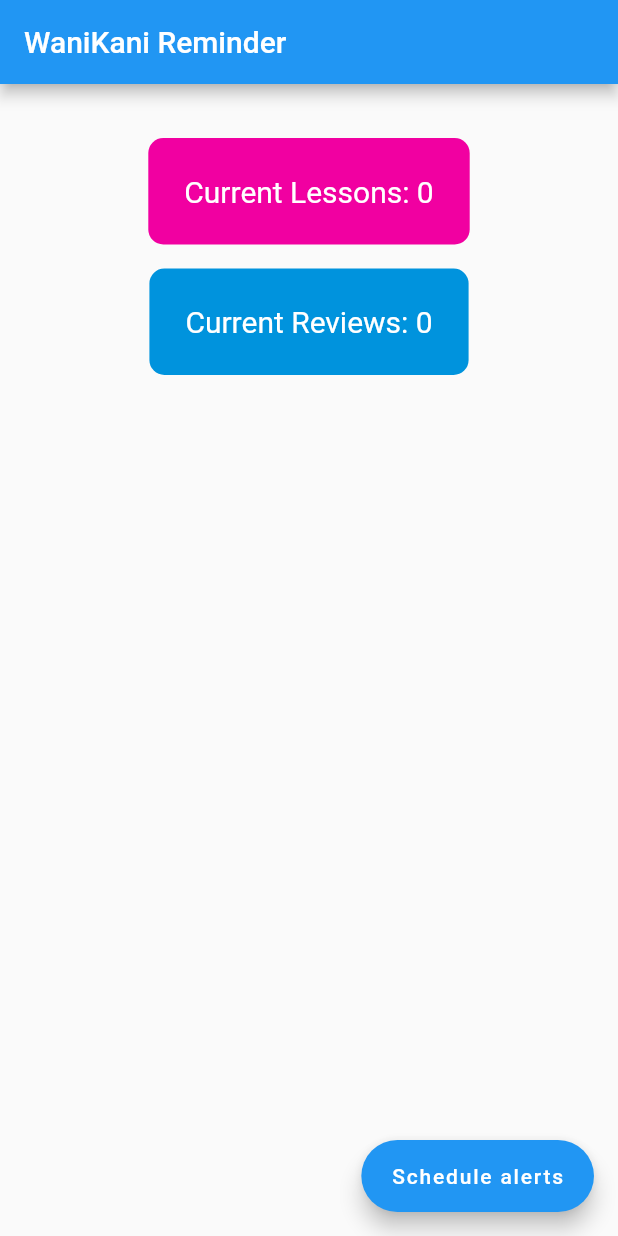
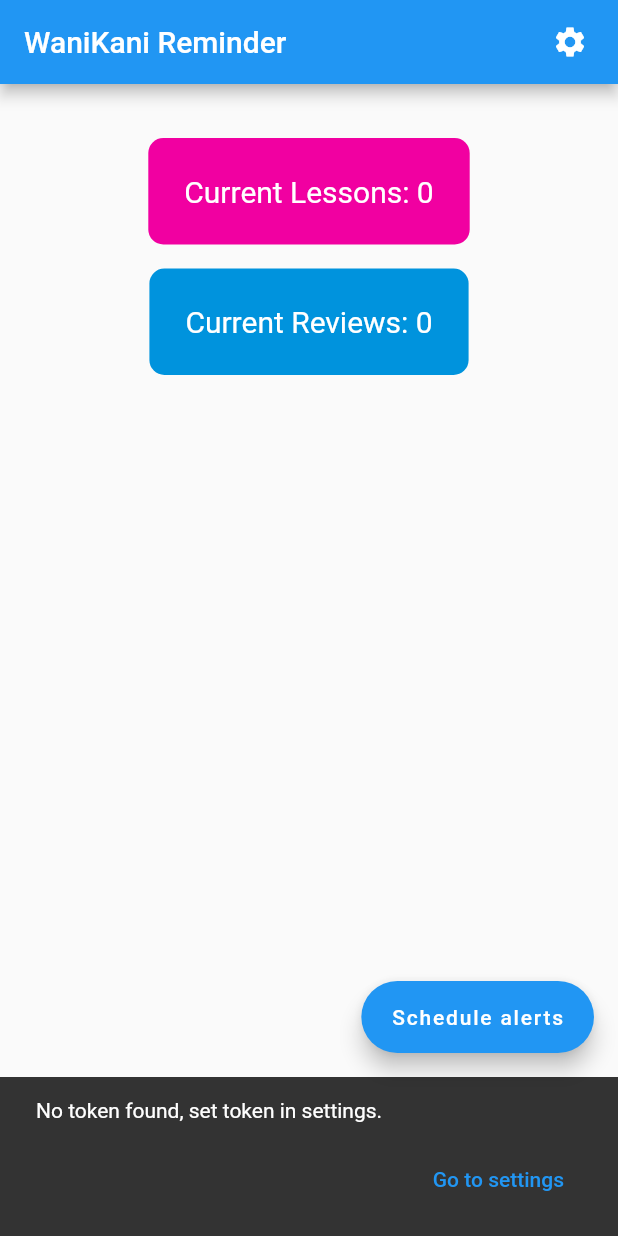
Before and after one commit to charafau/wani_reminder, a Flutter app: the screen it shows after launch, on a phone screen of 412 x 824 dp. Run offline on Flutter 3.47's test engine with Material 2 defaults, Android fonts, the phone set to English and light mode, and no system bars; our stand-ins replace dio, flutter_local_notifications, flutter_secure_storage.

Commit message:
Added storing token in secure storage

```diff
--- a/lib/core/header_provider.dart
+++ b/lib/core/header_provider.dart
@@ -1,5 +1,12 @@
-import 'package:wani_reminder/constants.dart';
+import 'package:wani_reminder/core/preferences_manager.dart';
 
 class HeaderProvider {
-  Map<String, dynamic> get headers => {'Authorization': 'Bearer $apiKey'};
+  final PreferencesManager preferencesManager;
+
+  HeaderProvider(this.preferencesManager);
+
+  Future<Map<String, dynamic>?> get headers async {
+    final token = await preferencesManager.loadToken();
+    return {'Authorization': 'Bearer $token'};
+  }
 }
--- /dev/null
+++ b/lib/core/preferences_manager.dart
@@ -0,0 +1,22 @@
+import 'package:flutter_secure_storage/flutter_secure_storage.dart';
+
+const _keyToken = 'key-token';
+
+class PreferencesManager {
+  final FlutterSecureStorage flutterSecureStorage;
+
+  PreferencesManager(this.flutterSecureStorage);
+
+  Future<void> saveToken(String token) async {
+    await flutterSecureStorage.write(key: _keyToken, value: token);
+  }
+
+  Future<String?> loadToken() async =>
+      await flutterSecureStorage.read(key: _keyToken);
+
+  Future<bool> hasToken() async {
+    final token = await loadToken();
+
+    return token != null && token.isNotEmpty;
+  }
+}
--- a/lib/main.dart
+++ b/lib/main.dart
@@ -1,156 +1,35 @@
-import 'package:dio/dio.dart';
 import 'package:flutter/material.dart';
-import 'package:flutter_local_notifications/flutter_local_notifications.dart';
-import 'package:wani_reminder/core/header_provider.dart';
-import 'package:wani_reminder/core/rest_client.dart';
+import 'package:flutter_secure_storage/flutter_secure_storage.dart';
+import 'package:wani_reminder/core/preferences_manager.dart';
+import 'package:wani_reminder/pages/home_page.dart';
 
-void main() {
-  runApp(const MyApp());
+Future<void> main() async {
+  WidgetsFlutterBinding.ensureInitialized();
+
+  final PreferencesManager preferencesManager =
+      PreferencesManager(const FlutterSecureStorage());
+
+  runApp(MyApp(preferencesManager: preferencesManager));
 }
 
 const colorPink = Color(0xfff100a1);
 const colorBlue = Color(0xff0093dd);
 
 class MyApp extends StatelessWidget {
-  const MyApp({Key? key}) : super(key: key);
+  const MyApp({Key? key, required this.preferencesManager}) : super(key: key);
+
+  final PreferencesManager preferencesManager;
 
   @override
   Widget build(BuildContext context) {
     return MaterialApp(
-      title: 'Flutter Demo',
+      title: 'WaniKani Reminder',
       theme: ThemeData(
         primarySwatch: Colors.blue,
       ),
-      home: const MyHomePage(),
+      home: HomePage(
+        preferencesManager: preferencesManager,
+      ),
     );
   }
 }
-
-class MyHomePage extends StatefulWidget {
-  const MyHomePage({Key? key}) : super(key: key);
-
-  @override
-  State<MyHomePage> createState() => _MyHomePageState();
-}
-
-class _MyHomePageState extends State<MyHomePage> {
-  FlutterLocalNotificationsPlugin flutterLocalNotificationsPlugin =
-      FlutterLocalNotificationsPlugin();
-
-  int currentReviewCount = 0;
-  int currentLessonCount = 0;
-
-  @override
-  void initState() {
-    super.initState();
-    _fetchSummary();
-    _initNotificationPlugin();
-  }
-
-  void _showNotification(int? reviewCount, int? lessonCount) async {
-    const AndroidNotificationDetails androidPlatformChannelSpecifics =
-        AndroidNotificationDetails(
-            'your channel id', 'your channel name', 'your channel description',
-            importance: Importance.max,
-            priority: Priority.high,
-            showWhen: false);
-    const NotificationDetails platformChannelSpecifics =
-        NotificationDetails(android: androidPlatformChannelSpecifics);
-    await flutterLocalNotificationsPlugin.show(
-      0,
-      'WaniKani Reviews',
-      'Current Lessons: ${lessonCount ?? 0}, Reviews: ${reviewCount ?? 0}',
-      platformChannelSpecifics,
-    );
-  }
-
-  void _initNotificationPlugin() async {
-    const AndroidInitializationSettings initializationSettingsAndroid =
-        AndroidInitializationSettings('wk');
-
-    const InitializationSettings initializationSettings =
-        InitializationSettings(android: initializationSettingsAndroid);
-
-    await flutterLocalNotificationsPlugin.initialize(
-      initializationSettings,
-      onSelectNotification: (payload) async {},
-    );
-  }
-
-  Future<void> _fetchSummary() async {
-    final rc = RestClient(HeaderProvider(), Dio());
-
-    final summary = await rc.summary();
-    // print('summary $summary');
-    // final user = await rc.user();
-    // print('summary $user');
-
-    currentLessonCount = summary?.lessonsCount() ?? 0;
-    currentReviewCount = summary?.reviewCount() ?? 0;
-
-    print('got reviews $currentReviewCount and lessons $currentLessonCount');
-    setState(() {});
-
-    // _showNotification(summary?.reviewCount(), summary?.lessonsCount());
-  }
-
-  @override
-  Widget build(BuildContext context) {
-    return Scaffold(
-      appBar: AppBar(
-        title: const Text('WaniKani Reminder'),
-      ),
-      body: SizedBox(
-        width: double.infinity,
-        child: Column(
-          mainAxisAlignment: MainAxisAlignment.start,
-          crossAxisAlignment: CrossAxisAlignment.center,
-          children: <Widget>[
-            const SizedBox(height: 36),
-            Container(
-              decoration: BoxDecoration(
-                color: colorPink,
-                borderRadius: BorderRadius.circular(10),
-              ),
-              child: Padding(
-                padding: const EdgeInsets.all(24),
-                child: Text(
-                  'Current Lessons: $currentLessonCount',
-                  style: const TextStyle(
-                    fontSize: 20,
-                    color: Colors.white,
-                  ),
-                ),
-              ),
-            ),
-            const SizedBox(height: 16),
-            Container(
-              decoration: BoxDecoration(
-                color: colorBlue,
-                borderRadius: BorderRadius.circular(10),
-              ),
-              child: Padding(
-                padding: const EdgeInsets.all(24),
-                child: Text(
-                  'Current Reviews: $currentReviewCount',
-                  style: const TextStyle(
-                    fontSize: 20,
-                    color: Colors.white,
-                  ),
-                ),
-              ),
-            ),
-          ],
-        ),
-      ),
-      floatingActionButton: FloatingActionButton.extended(
-        onPressed: () async {
-          await _fetchSummary();
-          _showNotification(currentReviewCount, currentLessonCount);
-        },
-        tooltip: 'Increment',
-        label: const Text('Schedule alerts'),
-      ), // This trailing comma makes auto-formatting nicer for build methods.
-    );
-  }
-}
--- /dev/null
+++ b/lib/pages/home_page.dart
@@ -0,0 +1,166 @@
+import 'package:dio/dio.dart';
+import 'package:flutter/material.dart';
+import 'package:flutter_local_notifications/flutter_local_notifications.dart';
+import 'package:wani_reminder/core/header_provider.dart';
+import 'package:wani_reminder/core/preferences_manager.dart';
+import 'package:wani_reminder/core/rest_client.dart';
+import 'package:wani_reminder/main.dart';
+import 'package:wani_reminder/pages/settings_page.dart';
+
+class HomePage extends StatefulWidget {
+  const HomePage({Key? key, required this.preferencesManager})
+      : super(key: key);
+
+  final PreferencesManager preferencesManager;
+
+  @override
+  State<HomePage> createState() => _HomePageState();
+}
+
+class _HomePageState extends State<HomePage> {
+  FlutterLocalNotificationsPlugin flutterLocalNotificationsPlugin =
+      FlutterLocalNotificationsPlugin();
+
+  int currentReviewCount = 0;
+  int currentLessonCount = 0;
+
+  @override
+  void initState() {
+    super.initState();
+    _fetchSummary();
+    _initNotificationPlugin();
+  }
+
+  void _showNotification(int? reviewCount, int? lessonCount) async {
+    const AndroidNotificationDetails androidPlatformChannelSpecifics =
+        AndroidNotificationDetails(
+            'your channel id', 'your channel name', 'your channel description',
+            importance: Importance.max,
+            priority: Priority.high,
+            showWhen: false);
+    const NotificationDetails platformChannelSpecifics =
+        NotificationDetails(android: androidPlatformChannelSpecifics);
+    await flutterLocalNotificationsPlugin.show(
+      0,
+      'WaniKani Reviews',
+      'Current Lessons: ${lessonCount ?? 0}, Reviews: ${reviewCount ?? 0}',
+      platformChannelSpecifics,
+    );
+  }
+
+  void _initNotificationPlugin() async {
+    const AndroidInitializationSettings initializationSettingsAndroid =
+        AndroidInitializationSettings('wk');
+
+    const InitializationSettings initializationSettings =
+        InitializationSettings(android: initializationSettingsAndroid);
+
+    await flutterLocalNotificationsPlugin.initialize(
+      initializationSettings,
+      onSelectNotification: (payload) async {},
+    );
+  }
+
+  Future<void> _fetchSummary() async {
+    if (await widget.preferencesManager.hasToken()) {
+      final rc = RestClient(HeaderProvider(widget.preferencesManager), Dio());
+
+      final summary = await rc.summary();
+
+      currentLessonCount = summary?.lessonsCount() ?? 0;
+      currentReviewCount = summary?.reviewCount() ?? 0;
+
+      setState(() {});
+    } else {
+      final snackBar = SnackBar(
+        content: const Text('No token found, set token in settings.'),
+        action: SnackBarAction(
+          label: 'Go to settings',
+          onPressed: () async {
+            ScaffoldMessenger.of(context).hideCurrentSnackBar();
+            await _navigateToSettings(context);
+            _fetchSummary();
+          },
+        ),
+      );
+      ScaffoldMessenger.of(context).showSnackBar(snackBar);
+    }
+  }
+
+  @override
+  Widget build(BuildContext context) {
+    return Scaffold(
+      appBar: AppBar(
+        title: const Text('WaniKani Reminder'),
+        actions: [
+          Padding(
+            padding: const EdgeInsets.all(8),
+            child: IconButton(
+              icon: const Icon(Icons.settings),
+              onPressed: () async {
+                await _navigateToSettings(context);
+                _fetchSummary();
+              },
+            ),
+          ),
+        ],
+      ),
+      body: SizedBox(
+        width: double.infinity,
+        child: Column(
+          mainAxisAlignment: MainAxisAlignment.start,
+          crossAxisAlignment: CrossAxisAlignment.center,
+          children: <Widget>[
+            const SizedBox(height: 36),
+            Container(
+              decoration: BoxDecoration(
+                color: colorPink,
+                borderRadius: BorderRadius.circular(10),
+              ),
+              child: Padding(
+                padding: const EdgeInsets.all(24),
+                child: Text(
+                  'Current Lessons: $currentLessonCount',
+                  style: const TextStyle(
+                    fontSize: 20,
+                    color: Colors.white,
+                  ),
+                ),
+              ),
+            ),
+            const SizedBox(height: 16),
+            Container(
+              decoration: BoxDecoration(
+                color: colorBlue,
+                borderRadius: BorderRadius.circular(10),
+              ),
+              child: Padding(
+                padding: const EdgeInsets.all(24),
+                child: Text(
+                  'Current Reviews: $currentReviewCount',
+                  style: const TextStyle(
+                    fontSize: 20,
+                    color: Colors.white,
+                  ),
+                ),
+              ),
+            ),
+          ],
+        ),
+      ),
+      floatingActionButton: FloatingActionButton.extended(
+        onPressed: () async {
+          await _fetchSummary();
+          _showNotification(currentReviewCount, currentLessonCount);
+        },
+        tooltip: 'Increment',
+        label: const Text('Schedule alerts'),
+      ), // This trailing comma makes auto-formatting nicer for build methods.
+    );
+  }
+
+  Future<void> _navigateToSettings(BuildContext context) =>
+      Navigator.of(context).push(MaterialPageRoute(
+          builder: (_) =>
+              SettingsPage(preferencesManager: widget.preferencesManager)));
+}
--- a/pubspec.yaml
+++ b/pubspec.yaml
@@ -31,6 +31,7 @@
     sdk: flutter
   dio: ^4.0.0
   flutter_local_notifications: ^8.1.1+2
+  flutter_secure_storage: ^4.2.1
 
 
   # The following adds the Cupertino Icons font to your application.
```
Also changed, not shown: lib/core/rest_client.dart (+10 -3 lines), lib/pages/settings_page.dart (added, +59 -0 lines), pubspec.lock, 7 other files.
